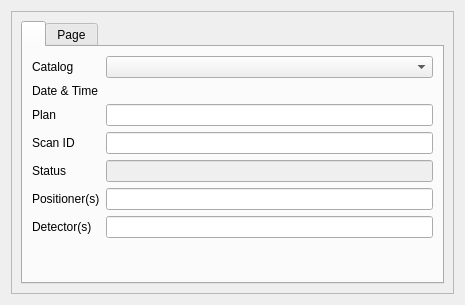
BCDA-APS/gemviz, file gemviz/resources/filterpanel.ui: the form before one commit.
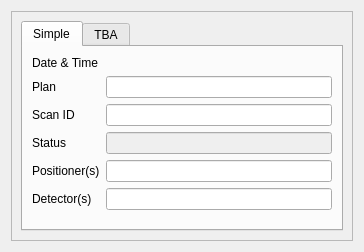
The form after the commit.

Commit message: MNT #50 move catalog pop-up out

Patch:
```diff
--- a/gemviz/resources/filterpanel.ui
+++ b/gemviz/resources/filterpanel.ui
@@ -6,8 +6,8 @@
    <rect>
     <x>0</x>
     <y>0</y>
-    <width>465</width>
-    <height>305</height>
+    <width>364</width>
+    <height>252</height>
    </rect>
   </property>
   <property name="windowTitle">
@@ -24,8 +24,8 @@
        <rect>
         <x>0</x>
         <y>0</y>
-        <width>445</width>
-        <height>285</height>
+        <width>344</width>
+        <height>232</height>
        </rect>
       </property>
       <layout class="QVBoxLayout" name="verticalLayout">
@@ -36,20 +36,10 @@
          </property>
          <widget class="QWidget" name="TabWidgetPage1">
           <attribute name="title">
-           <string/>
+           <string>Simple</string>
           </attribute>
           <layout class="QFormLayout" name="formLayout">
            <item row="0" column="0">
-            <widget class="QLabel" name="status_label_2">
-             <property name="text">
-              <string>Catalog</string>
-             </property>
-            </widget>
-           </item>
-           <item row="0" column="1">
-            <widget class="QComboBox" name="catalogs"/>
-           </item>
-           <item row="1" column="0">
             <widget class="QLabel" name="label">
              <property name="toolTip">
               <string>Search for runs between these two dates.</string>
@@ -59,7 +49,7 @@
              </property>
             </widget>
            </item>
-           <item row="2" column="0">
+           <item row="1" column="0">
             <widget class="QLabel" name="plan_label">
              <property name="toolTip">
               <string>Search for runs that match this Bluesky plan.</string>
@@ -69,14 +59,14 @@
              </property>
             </widget>
            </item>
-           <item row="2" column="1">
+           <item row="1" column="1">
             <widget class="QLineEdit" name="plan_name">
              <property name="toolTip">
               <string/>
              </property>
             </widget>
            </item>
-           <item row="3" column="0">
+           <item row="2" column="0">
             <widget class="QLabel" name="scan_id_label">
              <property name="toolTip">
               <string>Search for runs with this scan ID.</string>
@@ -86,21 +76,21 @@
              </property>
             </widget>
            </item>
-           <item row="3" column="1">
+           <item row="2" column="1">
             <widget class="QLineEdit" name="scan_id">
              <property name="toolTip">
               <string/>
              </property>
             </widget>
            </item>
-           <item row="4" column="0">
+           <item row="3" column="0">
             <widget class="QLabel" name="status_label">
              <property name="text">
               <string>Status</string>
              </property>
             </widget>
            </item>
-           <item row="4" column="1">
+           <item row="3" column="1">
             <widget class="QLineEdit" name="status">
              <property name="enabled">
               <bool>false</bool>
@@ -110,7 +100,7 @@
              </property>
             </widget>
            </item>
-           <item row="5" column="0">
+           <item row="4" column="0">
             <widget class="QLabel" name="positioner_label">
              <property name="toolTip">
               <string>Search for runs with these motor(s). Use a comma to separate more than one name. (such as &quot;m1, m2&quot;)</string>
@@ -120,14 +110,14 @@
              </property>
             </widget>
            </item>
-           <item row="5" column="1">
+           <item row="4" column="1">
             <widget class="QLineEdit" name="positioners">
              <property name="toolTip">
               <string/>
              </property>
             </widget>
            </item>
-           <item row="6" column="0">
+           <item row="5" column="0">
             <widget class="QLabel" name="detector_label">
              <property name="toolTip">
               <string>Search for runs with these detector(s). Use a comma to separate more than one name. (such as &quot;diode, I0&quot;)</string>
@@ -137,7 +127,7 @@
              </property>
             </widget>
            </item>
-           <item row="6" column="1">
+           <item row="5" column="1">
             <widget class="QLineEdit" name="detectors">
              <property name="toolTip">
               <string/>
@@ -148,7 +138,7 @@
          </widget>
          <widget class="QWidget" name="TabWidgetPage2">
           <attribute name="title">
-           <string>Page</string>
+           <string>TBA</string>
           </attribute>
          </widget>
         </widget>
```
Left out of the diff: 9 changed lines with no effect on the pictures.
